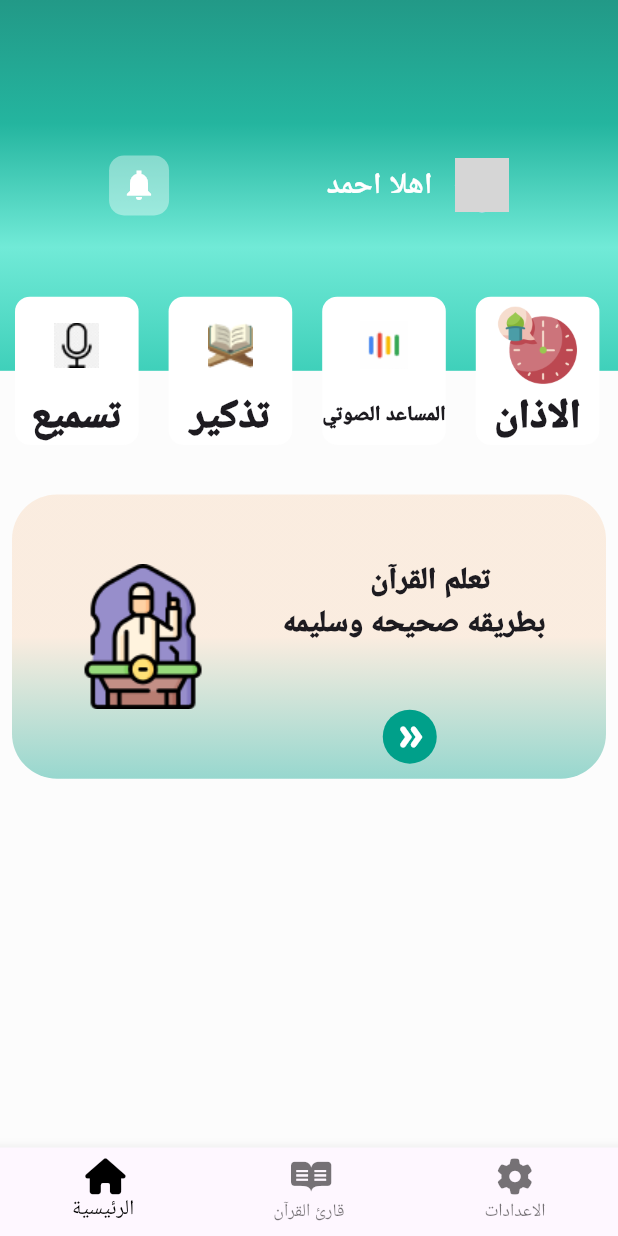
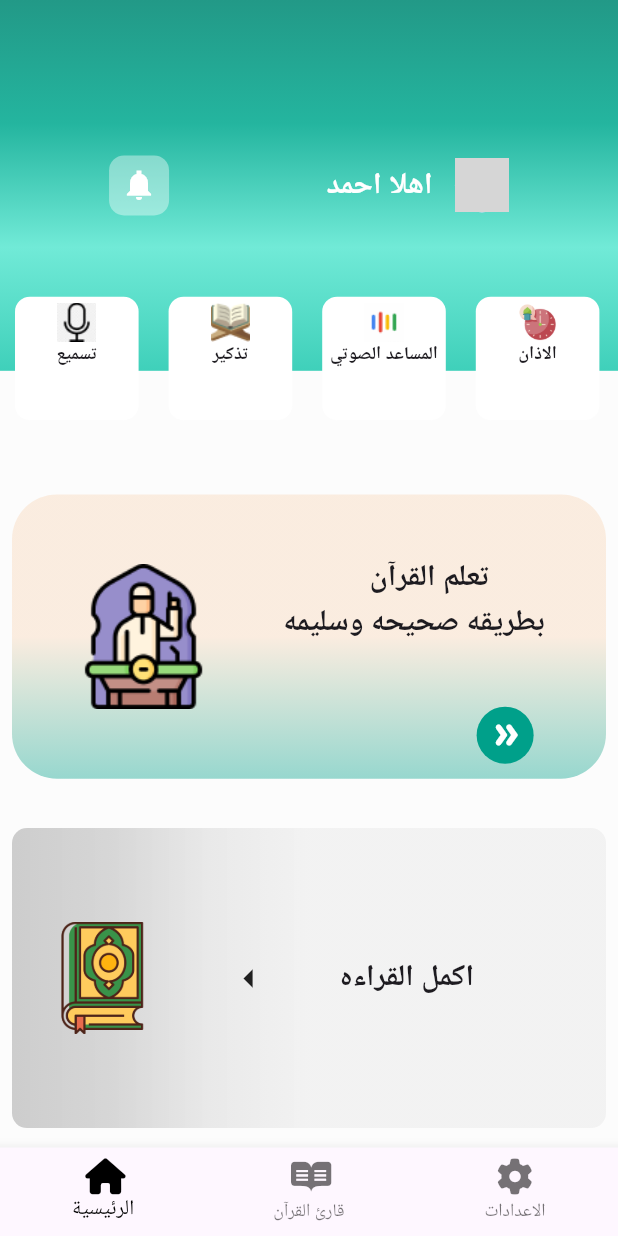
Before and after one commit to hazzemSaid/-, a Flutter app: the screen it shows after launch, on a phone screen of 412 x 824 dp. Run offline on Flutter 3.47's test engine with Material 3 defaults, Android fonts, the phone set to English and light mode, and no system bars; our stand-ins replace font_awesome_flutter, go_router; generated files the repository leaves out were written again; network calls fail; Roboto replaces fonts that are missing (Cairo, arial); grey boxes are pictures that could not be loaded.

Commit message:
refactor home screen layout and update widget styles for improved UI

```diff
--- a/lib/features/home/presentation/view/widget/customhomecard.dart
+++ b/lib/features/home/presentation/view/widget/customhomecard.dart
@@ -22,23 +22,20 @@ class customHomeCard extends StatelessWidget {
           child: Column(
             children: [
               Expanded(
-                flex: 3,
+                flex: 2,
                 child: Image(
-                  height: MediaQuery.of(context).size.height * 0.3,
                   image: AssetImage(Test.itemHomepage[index]['image']),
                 ),
               ),
               Expanded(
-                flex: 2,
+                flex: 4,
                 child: Flexible(
-                  child: FittedBox(
-                    child: Text('${Test.itemHomepage[index]['title']}',
-                        style: const TextStyle(
-                          fontFamily: "poppins",
-                          fontSize: 12,
-                          fontWeight: FontWeight.w900,
-                        )),
-                  ),
+                  child: Text('${Test.itemHomepage[index]['title']}',
+                      style: const TextStyle(
+                        fontFamily: 'arial',
+                        fontSize: 12,
+                        fontWeight: FontWeight.w600,
+                      )),
                 ),
               ),
             ],
--- a/lib/features/home/presentation/view/widget/homescreenbody.dart
+++ b/lib/features/home/presentation/view/widget/homescreenbody.dart
@@ -11,7 +11,8 @@ class homeScreenContent extends StatelessWidget {
 
   @override
   Widget build(BuildContext context) {
-    return Column(
+    return SingleChildScrollView(
+      child: Column(
         children: [
           const Stack(
             clipBehavior: Clip.none,
@@ -23,8 +24,58 @@ class homeScreenContent extends StatelessWidget {
           SizedBox(
             height: MediaQuery.sizeOf(context).height * 0.1,
           ),
-        const quranLearningWidget()
+          const quranLearningWidget(),
+          SizedBox(
+            height: MediaQuery.sizeOf(context).height * 0.04,
+          ),
+          Container(
+            margin: const EdgeInsets.symmetric(
+              horizontal: 8,
+            ),
+            height: 200,
+            decoration: BoxDecoration(
+              gradient: LinearGradient(
+                colors: [
+                  Colors.grey.withOpacity(0.5),
+                  Colors.grey.withOpacity(0.4),
+                  Colors.grey.withOpacity(0.2),
+                  Colors.grey.withOpacity(0.1),
                 ],
+                begin: Alignment.topLeft,
+                end: Alignment.topCenter,
+              ),
+              borderRadius: BorderRadius.circular(10),
+            ),
+            child: const Row(
+              mainAxisAlignment: MainAxisAlignment.spaceAround,
+              children: [
+                Image(
+                  image: AssetImage(
+                    'assets/images/quran.png',
+                  ),
+                  height: 75,
+                ),
+                Icon(
+                  Icons.arrow_left_sharp,
+                  size: 30,
+                ),
+                Text(
+                  'اكمل القراءه',
+                  style: TextStyle(
+                    fontSize: 20,
+                    fontWeight: FontWeight.bold,
+                    fontFamily: 'Cairo',
+                    height: 1.5,
+                  ),
+                ),
+                SizedBox(
+                  width: 20,
+                ),
+              ],
+            ),
+          )
+        ],
+      ),
     );
   }
 }
--- a/lib/features/home/presentation/view/widget/quranlearnwidget.dart
+++ b/lib/features/home/presentation/view/widget/quranlearnwidget.dart
@@ -39,20 +39,26 @@ class quranLearningWidget extends StatelessWidget {
                   child: Text(
                     '     تعلم القرآن\n بطريقه صحيحه وسليمه',
                     style: TextStyle(
-                      fontFamily: "poppins",
+                      fontFamily: "arial",
                       fontSize: MediaQuery.textScaleFactorOf(context) * 20,
-                      fontWeight: FontWeight.w900,
+                      fontWeight: FontWeight.w700,
                     ),
                     textAlign: TextAlign.center,
                   ),
                 ),
               ),
-              const CircleAvatar(
-                radius: 18,
-                backgroundColor: Color(0xff00A08A),
-                child: Icon(
-                  Icons.double_arrow_rounded,
-                  color: Colors.white,
+              SizedBox(
+                width: MediaQuery.sizeOf(context).width * 0.4,
+                child: const Align(
+                  alignment: Alignment.centerRight,
+                  child: CircleAvatar(
+                    radius: 19,
+                    backgroundColor: Color(0xff00A08A),
+                    child: Icon(
+                      Icons.double_arrow_rounded,
+                      color: Colors.white,
+                    ),
+                  ),
                 ),
               ),
               const SizedBox(
--- a/lib/features/home/presentation/view/widget/rowOfHomeItems.dart
+++ b/lib/features/home/presentation/view/widget/rowOfHomeItems.dart
@@ -13,7 +13,7 @@ class rowOfHomeItems extends StatelessWidget {
       top: MediaQuery.sizeOf(context).height * 0.24,
       child: SizedBox(
         width: MediaQuery.sizeOf(context).width,
-        height: MediaQuery.sizeOf(context).height * 0.12,
+        height: MediaQuery.sizeOf(context).height * 0.1,
         child: const HomeItemRow(),
       ),
     );
```
Lines whose indentation alone changed are shown as unchanged.
